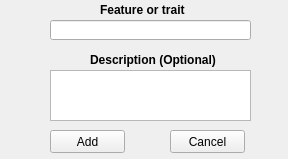
Qt form widgets_file/ui_file_backup/feats_form.ui (ericmullally/dnd_tracker) before a commit.
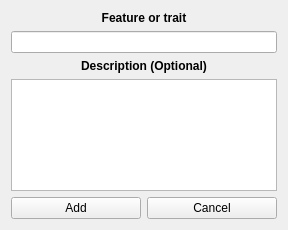
The same form after that commit.

The edit to the form file:
```diff
--- a/widgets_file/ui_file_backup/feats_form.ui
+++ b/widgets_file/ui_file_backup/feats_form.ui
@@ -7,47 +7,15 @@
     <x>0</x>
     <y>0</y>
     <width>288</width>
-    <height>159</height>
+    <height>230</height>
    </rect>
   </property>
   <property name="windowTitle">
    <string>Form</string>
   </property>
-  <widget class="QPushButton" name="add_button">
-   <property name="geometry">
-    <rect>
-     <x>50</x>
-     <y>130</y>
-     <width>75</width>
-     <height>23</height>
-    </rect>
-   </property>
-   <property name="text">
-    <string>Add</string>
-   </property>
-  </widget>
-  <widget class="QPushButton" name="cancel_button">
-   <property name="geometry">
-    <rect>
-     <x>170</x>
-     <y>130</y>
-     <width>75</width>
-     <height>23</height>
-    </rect>
-   </property>
-   <property name="text">
-    <string>Cancel</string>
-   </property>
-  </widget>
+  <layout class="QGridLayout" name="gridLayout">
+   <item row="0" column="0" colspan="2">
   <widget class="QLabel" name="label">
-   <property name="geometry">
-    <rect>
-     <x>100</x>
-     <y>0</y>
-     <width>111</width>
-     <height>20</height>
-    </rect>
-   </property>
    <property name="font">
     <font>
      <weight>75</weight>
@@ -57,36 +25,16 @@
    <property name="text">
     <string>Feature or trait</string>
    </property>
-  </widget>
-  <widget class="QLineEdit" name="feats_input">
-   <property name="geometry">
-    <rect>
-     <x>50</x>
-     <y>20</y>
-     <width>201</width>
-     <height>20</height>
-    </rect>
-   </property>
-  </widget>
-  <widget class="QTextEdit" name="description_input">
-   <property name="geometry">
-    <rect>
-     <x>50</x>
-     <y>70</y>
-     <width>201</width>
-     <height>51</height>
-    </rect>
-   </property>
-  </widget>
+     <property name="alignment">
+      <set>Qt::AlignCenter</set>
+     </property>
+    </widget>
+   </item>
+   <item row="1" column="0" colspan="2">
+    <widget class="QLineEdit" name="feats_input"/>
+   </item>
+   <item row="2" column="0" colspan="2">
   <widget class="QLabel" name="label_2">
-   <property name="geometry">
-    <rect>
-     <x>90</x>
-     <y>50</y>
-     <width>161</width>
-     <height>20</height>
-    </rect>
-   </property>
    <property name="font">
     <font>
      <weight>75</weight>
@@ -96,7 +44,29 @@
    <property name="text">
     <string>Description (Optional)</string>
    </property>
-  </widget>
+     <property name="alignment">
+      <set>Qt::AlignCenter</set>
+     </property>
+    </widget>
+   </item>
+   <item row="3" column="0" colspan="2">
+    <widget class="QTextEdit" name="description_input"/>
+   </item>
+   <item row="4" column="0">
+    <widget class="QPushButton" name="add_button">
+     <property name="text">
+      <string>Add</string>
+     </property>
+    </widget>
+   </item>
+   <item row="4" column="1">
+    <widget class="QPushButton" name="cancel_button">
+     <property name="text">
+      <string>Cancel</string>
+     </property>
+    </widget>
+   </item>
+  </layout>
  </widget>
  <resources/>
  <connections/>
```
Lines whose indentation alone changed are shown as unchanged.
